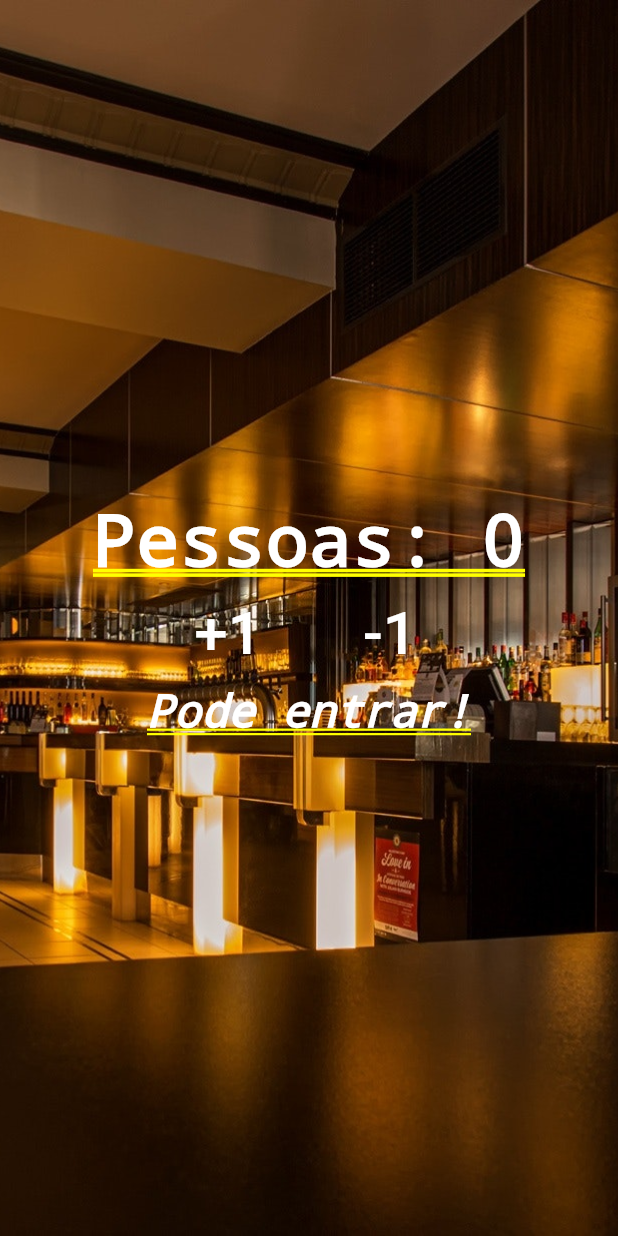
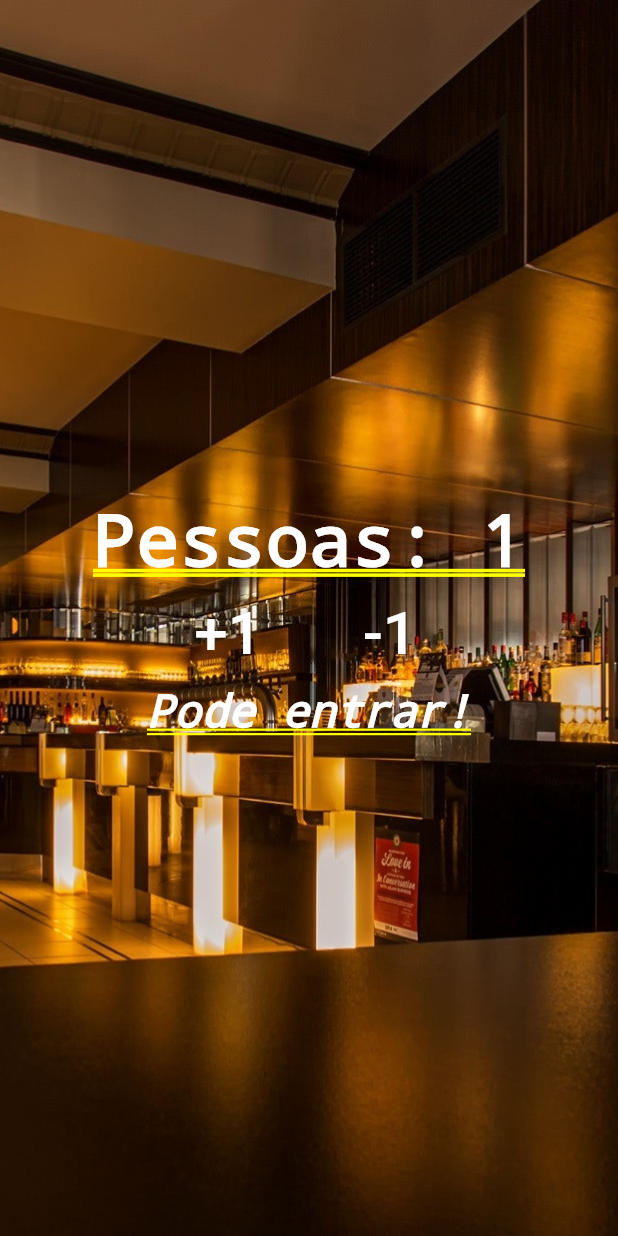
Before and after one commit to Lussolli/contador_de_pessoas, a Flutter app: the screen it shows after launch, after a tap on "+1", on a phone screen of 412 x 824 dp. Run offline on Flutter 3.47's test engine with Material 2 defaults, Android fonts, the phone set to English and light mode, and no system bars.

```diff
--- a/lib/main.dart
+++ b/lib/main.dart
@@ -1,16 +1,42 @@
 import 'package:flutter/material.dart';
 
 void main() {
-  runApp(MaterialApp(
-      title: 'Contador de Pessoas',
-      home: Stack(children: <Widget>[
+  runApp(MaterialApp(title: 'Contador de Pessoas', home: Home()));
+}
+
+class Home extends StatefulWidget {
+  @override
+  _HomeState createState() => _HomeState();
+}
+
+class _HomeState extends State<Home> {
+  int _people = 0;
+  String _infoText = 'Pode entrar!';
+
+  void _changePeople(int delta) {
+    setState(() {
+      _people += delta;
+
+      if (_people < 0) {
+        _infoText = 'Mundo invertido?!';
+      } else if (_people <= 10) {
+        _infoText = 'Pode entrar!';
+      } else {
+        _infoText = 'Lotado!';
+      }
+    });
+  }
+
+  @override
+  Widget build(BuildContext context) {
+    return Stack(children: <Widget>[
       Image.asset(
         'images/restaurant.jpg',
         fit: BoxFit.cover,
         height: 1000.0,
       ),
       Column(mainAxisAlignment: MainAxisAlignment.center, children: <Widget>[
-          Text('Pessoas: 0',
+        Text('Pessoas: $_people',
             style: TextStyle(
               color: Colors.white,
               fontWeight: FontWeight.bold,
@@ -21,7 +47,9 @@ void main() {
             child: FlatButton(
               child: Text('+1',
                   style: TextStyle(fontSize: 40.0, color: Colors.white)),
-                onPressed: () {},
+              onPressed: () {
+                _changePeople(1);
+              },
             ),
           ),
           Padding(
@@ -29,14 +57,17 @@ void main() {
               child: FlatButton(
                 child: Text('-1',
                     style: TextStyle(fontSize: 40.0, color: Colors.white)),
-                  onPressed: () {},
+                onPressed: () {
+                  _changePeople(-1);
+                },
               ))
         ]),
-          Text('Pode entrar!',
+        Text(_infoText,
             style: TextStyle(
                 color: Colors.white,
                 fontStyle: FontStyle.italic,
                 fontSize: 30.0))
       ])
-      ])));
+    ]);
   }
+}
```
Lines whose indentation alone changed are shown as unchanged.
